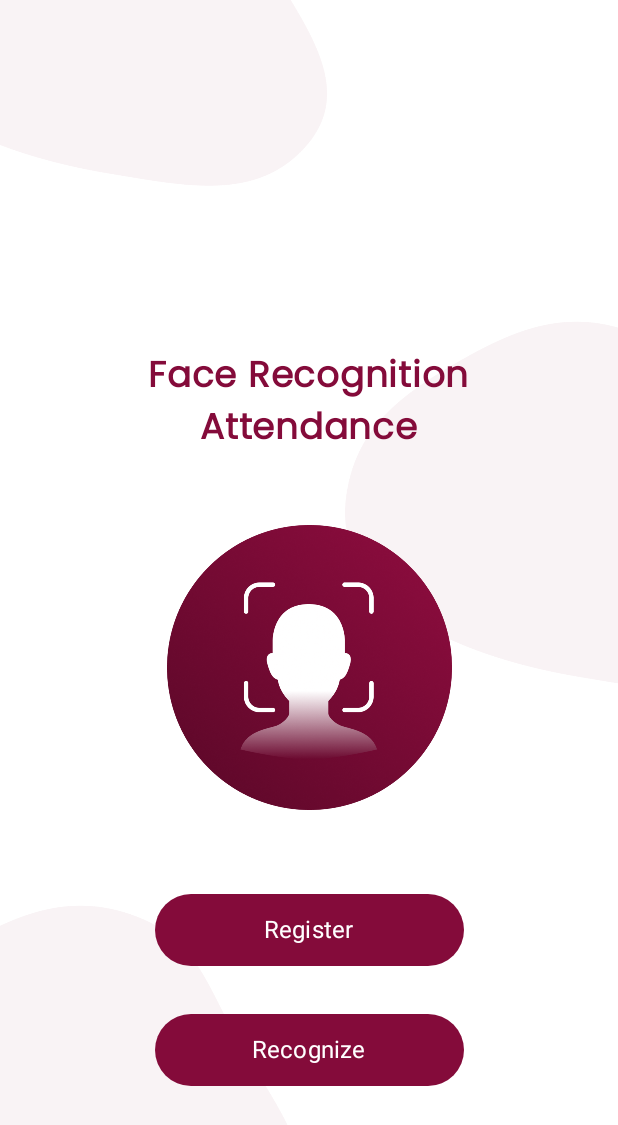
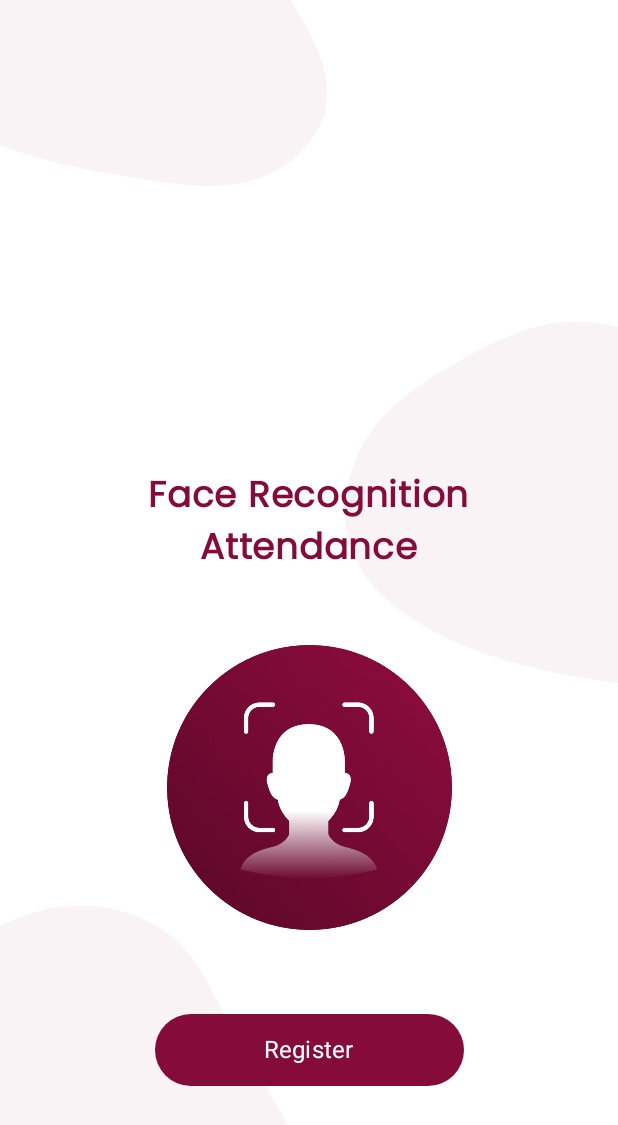
Before and after one commit to abhijithprime/frpoc, an Android app built with Jetpack Compose: the DetectScreen screen opened through its navigation route, after a tap on "Navigate Back", on a phone screen of 412 x 824 dp. Shown: the top 1125 px of the screen. Run offline under Robolectric (Android 15) with nearby library versions, the phone set to English and light mode, and no system bars; libraries missing offline, so code that uses them is left out: androidx.camera.core, androidx.camera.lifecycle, androidx.camera.view, com.google.mediapipe.framework, com.google.mediapipe.tasks and 3 more; 12 statements that could not run were skipped.

Commit message:
Removed the recognize button and then added clickable function to the face_register drawable. Changed the text in DetectScreen.kt. Changed the color of the floating action button in the FaceListScreen.kt.

```diff
--- a/app/build.gradle.kts
+++ b/app/build.gradle.kts
@@ -18,6 +18,7 @@ android {
         targetSdk = 33
         versionCode = 1
         versionName = "1.0"
+        setProperty("archivesBaseName", "FRPOC-$versionName")
 
         testInstrumentationRunner = "androidx.test.runner.AndroidJUnitRunner"
         vectorDrawables {
--- a/app/src/main/java/com/abhijith/frpoc/ui/AddFaceScreen2.kt
+++ b/app/src/main/java/com/abhijith/frpoc/ui/AddFaceScreen2.kt
@@ -24,9 +24,11 @@ import androidx.compose.ui.graphics.Color
 import androidx.compose.ui.layout.ContentScale
 import androidx.compose.ui.res.painterResource
 import androidx.compose.ui.text.font.FontWeight
+import androidx.compose.ui.tooling.preview.Preview
 import androidx.compose.ui.unit.dp
 import androidx.compose.ui.unit.sp
 import androidx.navigation.NavHostController
+import androidx.navigation.compose.rememberNavController
 import com.abhijith.frpoc.R
 import com.abhijith.frpoc.ui.theme.FRPOCTheme
 import com.abhijith.frpoc.ui.theme.claret
@@ -140,23 +142,34 @@ private fun ScreenUI(navController: NavHostController) {
                 )
             }
 
-            Button(
-                onClick = {
-                    navController.navigate("recognizeScreen")
-                },
-                colors = ButtonDefaults.buttonColors(containerColor = claret),
-                modifier = Modifier
-                    .padding(top = 32.dp)
-                    .height(48.dp)
-                    .fillMaxWidth(0.5f)
-            ) {
-                Text(
-                    text = "Recognize",
-                    color = Color.White,
-                    fontWeight = FontWeight.Normal,
-                    fontSize = 16.sp
-                )
-            }
+//            Button(
+//                onClick = {
+//                    navController.navigate("recognizeScreen")
+//                },
+//                colors = ButtonDefaults.buttonColors(containerColor = claret),
+//                modifier = Modifier
+//                    .padding(top = 32.dp)
+//                    .height(48.dp)
+//                    .fillMaxWidth(0.5f)
+//            ) {
+//                Text(
+//                    text = "Recognize",
+//                    color = Color.White,
+//                    fontWeight = FontWeight.Normal,
+//                    fontSize = 16.sp
+//                )
+//            }
         }
+
     }
+
 }
+
+//Create a preview for the AddFaceScreen2
+@RequiresApi(Build.VERSION_CODES.TIRAMISU)
+@Preview(showBackground = true)
+@Composable
+fun AddFaceScreen2Preview() {
+    val navController = rememberNavController()
+    AddFaceScreen2(navController)
+}
--- a/app/src/main/java/com/abhijith/frpoc/ui/DetectScreen.kt
+++ b/app/src/main/java/com/abhijith/frpoc/ui/DetectScreen.kt
@@ -11,10 +11,12 @@ import androidx.annotation.OptIn
 import androidx.camera.core.CameraSelector
 import androidx.camera.core.ExperimentalGetImage
 import androidx.compose.foundation.background
+import androidx.compose.foundation.clickable
 import androidx.compose.foundation.layout.Arrangement
 import androidx.compose.foundation.layout.Box
 import androidx.compose.foundation.layout.Column
 import androidx.compose.foundation.layout.Spacer
+import androidx.compose.foundation.layout.fillMaxHeight
 import androidx.compose.foundation.layout.fillMaxSize
 import androidx.compose.foundation.layout.fillMaxWidth
 import androidx.compose.foundation.layout.padding
@@ -113,13 +115,13 @@ fun DetectScreen(
                 )
             }
         ) { innerPadding ->
-            Column(modifier = Modifier.padding(innerPadding)) { ScreenUI(context) }
+            Column(modifier = Modifier.padding(innerPadding)) { ScreenUI(context, navController) }
         }
     }
 }
 
 @Composable
-private fun ScreenUI(context: Context) {
+private fun ScreenUI(context: Context,  navController: NavController,) {
     // Create or obtain your ViewModel instance directly
     val viewModel = remember { DetectScreenViewModel(context) }
 
@@ -150,14 +152,16 @@ private fun ScreenUI(context: Context) {
         }
         DelayedVisibility(viewModel.getNumPeople() == 0L) {
             Text(
-                text = "No images in database",
+                text = "No images in database. Please click here to register.",
                 color = Color.White,
                 modifier =
                 Modifier
                     .fillMaxWidth()
                     .padding(horizontal = 16.dp, vertical = 8.dp)
-                    .background(Color.Blue, RoundedCornerShape(16.dp))
-                    .padding(8.dp),
+                    .background(claret, RoundedCornerShape(16.dp))
+                    .padding(8.dp).clickable {
+                        navController.navigate("cameraScreen")
+                    },
                 textAlign = TextAlign.Center
             )
         }
--- a/app/src/main/java/com/abhijith/frpoc/ui/FaceListScreen.kt
+++ b/app/src/main/java/com/abhijith/frpoc/ui/FaceListScreen.kt
@@ -26,7 +26,6 @@ import androidx.compose.material3.MaterialTheme
 import androidx.compose.material3.Scaffold
 import androidx.compose.material3.Text
 import androidx.compose.material3.TopAppBar
-import androidx.compose.material3.TopAppBarColors
 import androidx.compose.material3.TopAppBarDefaults
 import androidx.compose.runtime.Composable
 import androidx.compose.runtime.collectAsState
@@ -75,7 +74,7 @@ fun FaceListScreen(context: Context, onNavigateBack: (() -> Unit), onAddFaceClic
                 )
             },
             floatingActionButton = {
-                FloatingActionButton(onClick = onAddFaceClick) {
+                FloatingActionButton(onClick = onAddFaceClick, containerColor = claret) {
                     Icon(imageVector = Icons.Default.Add, contentDescription = "Add a new face")
                 }
             }
```
Also changed, not shown: app/src/main/res/drawable/prime_logo.png (added).
